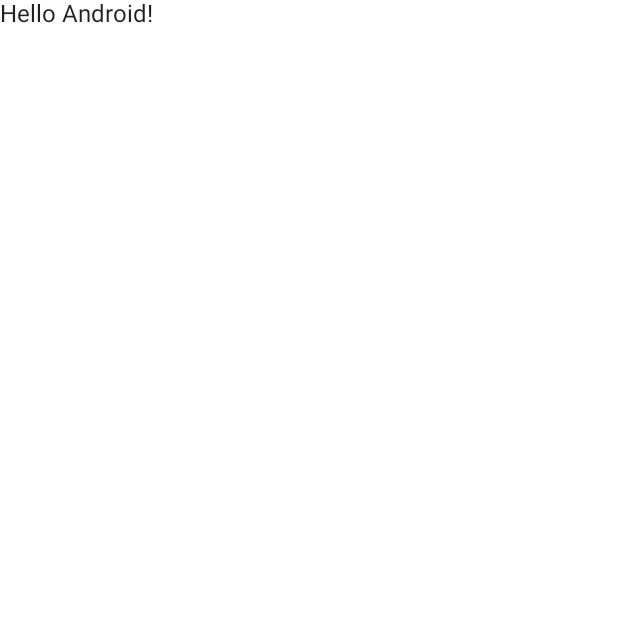
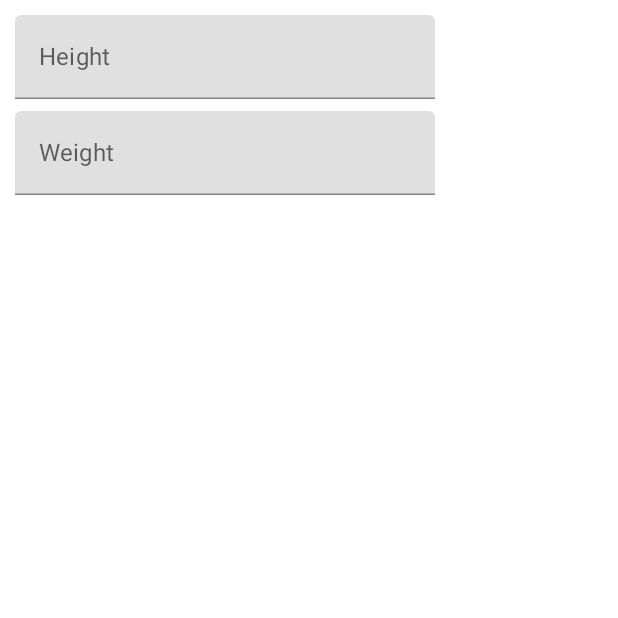
Before and after one commit to DaniloVolles/BMICalcApp, an Android app built with Jetpack Compose: the screen it shows after launch (MainActivity), on a phone screen of 412 x 824 dp, the top half of it. Before the commit the part shown is almost empty. Run offline under Robolectric (Android 15) with nearby library versions, the phone set to English and light mode, and no system bars.

Commit message:
InsertHeight and insertWeight functions implementation.

```diff
--- a/app/src/main/java/com/example/bmicalcapp/MainActivity.kt
+++ b/app/src/main/java/com/example/bmicalcapp/MainActivity.kt
@@ -3,12 +3,15 @@ package com.example.bmicalcapp
 import android.os.Bundle
 import androidx.activity.ComponentActivity
 import androidx.activity.compose.setContent
-import androidx.compose.foundation.layout.fillMaxSize
+import androidx.compose.foundation.layout.*
 import androidx.compose.material.MaterialTheme
 import androidx.compose.material.Surface
 import androidx.compose.material.Text
-import androidx.compose.runtime.Composable
+import androidx.compose.material.TextField
+import androidx.compose.runtime.*
 import androidx.compose.ui.Modifier
+import androidx.compose.ui.text.input.TextFieldValue
+import androidx.compose.ui.unit.dp
 import androidx.compose.ui.tooling.preview.Preview
 import com.example.bmicalcapp.ui.theme.BMICalcAppTheme
 
@@ -22,11 +25,58 @@ class MainActivity : ComponentActivity() {
                     modifier = Modifier.fillMaxSize(),
                     color = MaterialTheme.colors.background
                 ) {
-                    Greeting("Android")
+                    Column (modifier = Modifier.padding(all = 10.dp)) {
+
+                        val height = insertHeight()
+
+                        Spacer(modifier = Modifier.height(8.dp))
+
+                        val weight = insertWeight()
+                    }
                 }
             }
         }
     }
+}
+
+@Composable
+fun insertHeight (): TextFieldValue {
+    var text by remember {
+        mutableStateOf(TextFieldValue(""))
+    }
+        TextField(
+            value = text,
+            onValueChange = {
+                text = it
+            },
+            label = {
+                Text (text = "Height")
+            },
+            placeholder = {
+                Text (text = "Insert your height in Meters")
+            }
+        )
+    return text
+}
+
+@Composable
+fun insertWeight (): TextFieldValue {
+    var text by remember {
+        mutableStateOf(TextFieldValue(""))
+    }
+        TextField(
+            value = text,
+            onValueChange = {
+                text = it
+            },
+            label = {
+                Text (text = "Weight")
+            },
+            placeholder = {
+                Text (text = "Insert your weight in Kilograms")
+            }
+        )
+    return text
 }
 
 @Composable
```
